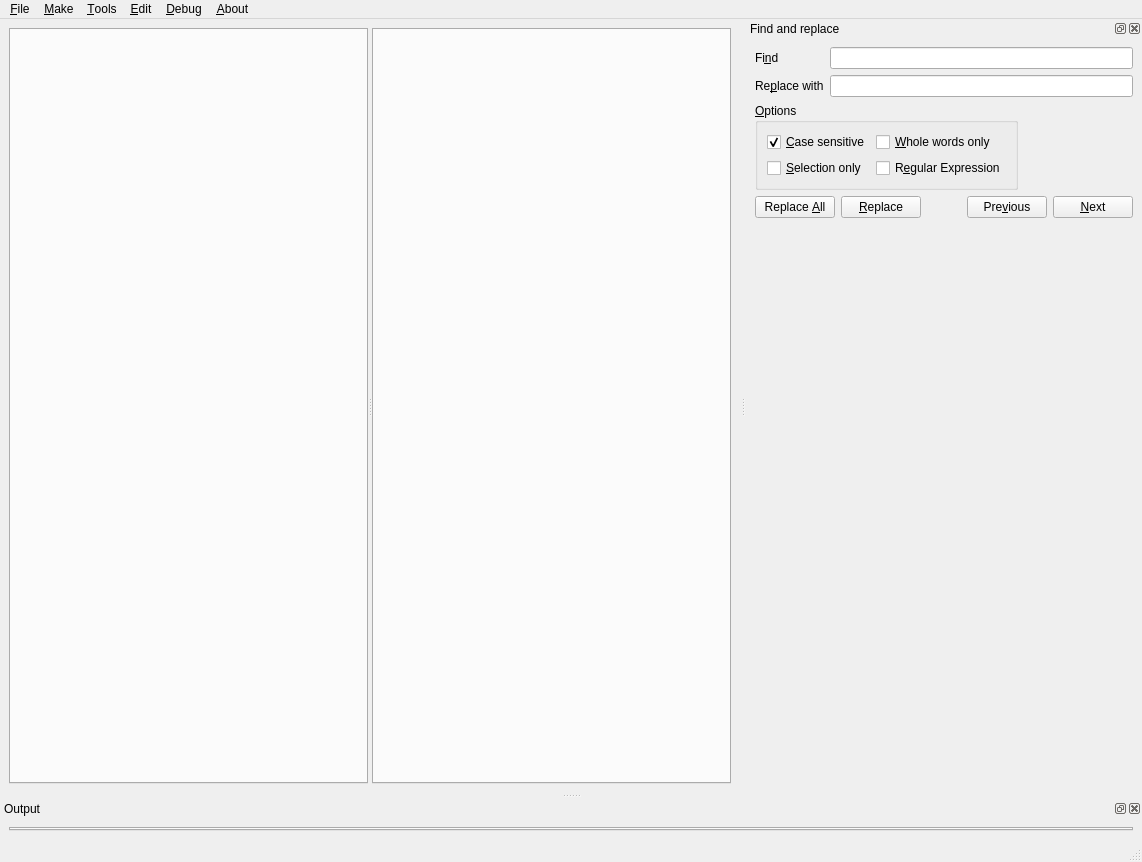
First picture: the form in ui/main.ui, repository wxgeo/ptyx-mcq-editor, before the edit.
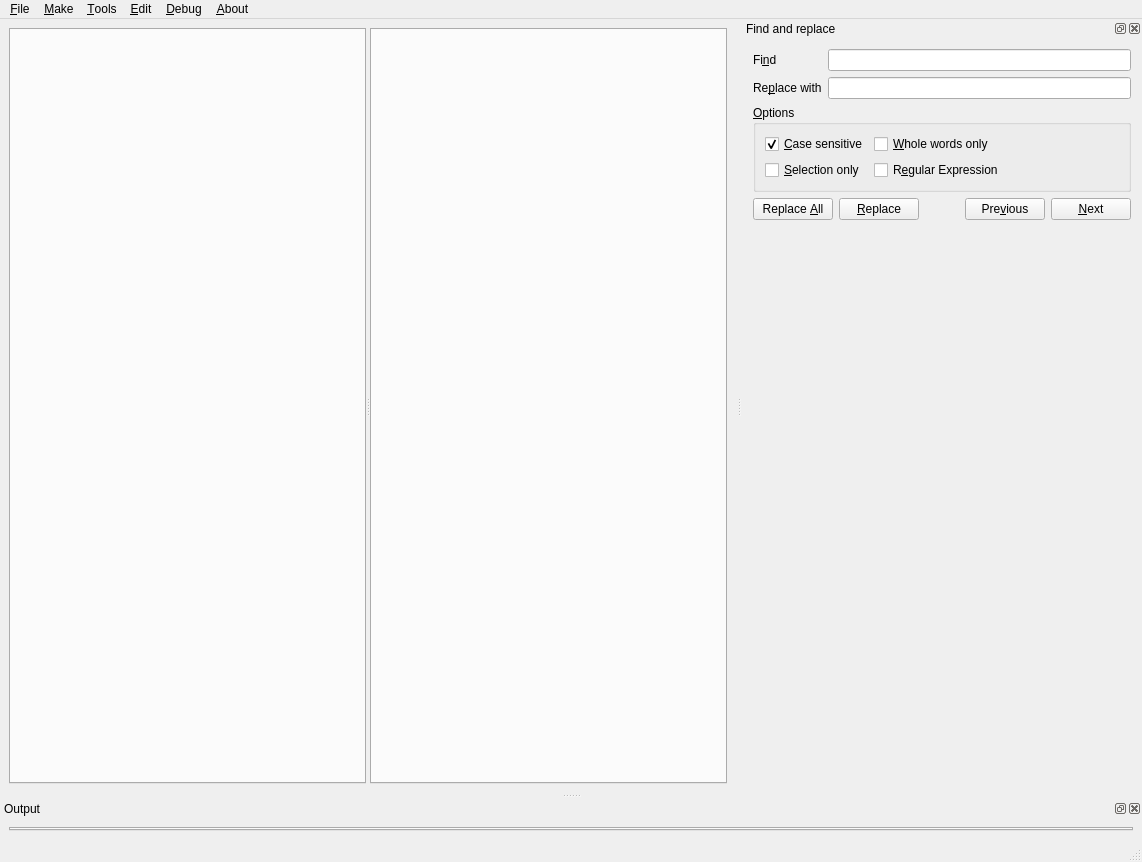
Second picture: the form after the edit. Icons and pictures are not drawn. Custom widgets are drawn as their Qt base class.

Commit message: feat: Minor design enhancement.

```diff
--- a/ui/main.ui
+++ b/ui/main.ui
@@ -138,6 +138,18 @@
    </attribute>
    <widget class="QWidget" name="dockWidgetContents_2">
     <layout class="QVBoxLayout" name="verticalLayout_2">
+     <property name="leftMargin">
+      <number>11</number>
+     </property>
+     <property name="topMargin">
+      <number>11</number>
+     </property>
+     <property name="rightMargin">
+      <number>11</number>
+     </property>
+     <property name="bottomMargin">
+      <number>11</number>
+     </property>
      <item>
       <layout class="QFormLayout" name="texts_fields">
        <item row="0" column="0">
@@ -217,10 +229,7 @@
             </property>
            </widget>
           </item>
-         </layout>
-        </widget>
-       </item>
-       <item>
+          <item row="0" column="2">
         <spacer name="horizontalSpacer_2">
          <property name="orientation">
           <enum>Qt::Horizontal</enum>
@@ -232,6 +241,9 @@
           </size>
          </property>
         </spacer>
+          </item>
+         </layout>
+        </widget>
        </item>
       </layout>
      </item>
```
Left out of the diff: 14 changed lines with no effect on the pictures. Lines whose indentation alone changed are shown as unchanged. The commit also changes 1 other file.
